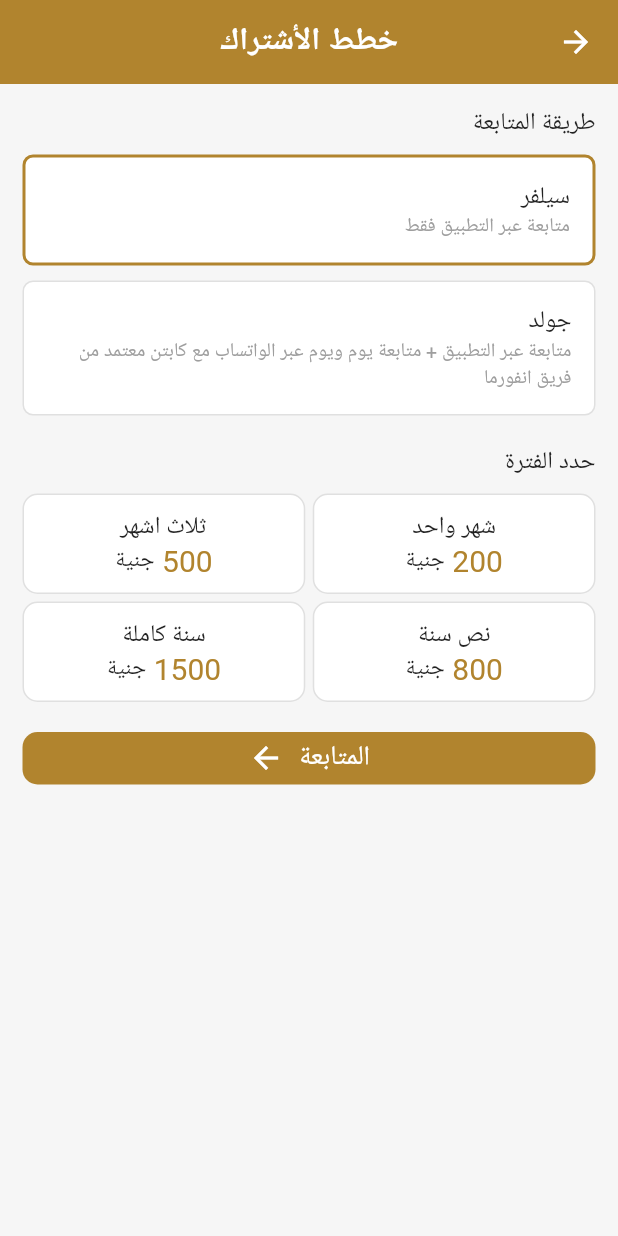
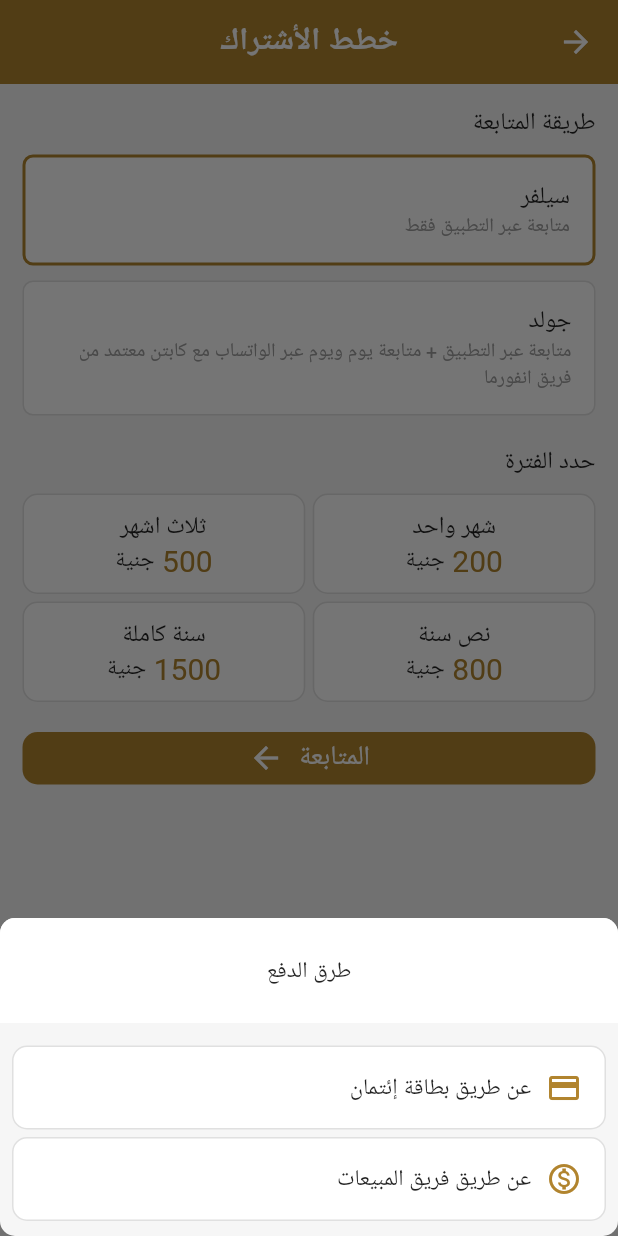
Before and after one commit to ArGendi/Informa, a Flutter app: the PremiumPackagesScreen screen opened by its route, after a tap on "المتابعة", on a phone screen of 412 x 824 dp. Run offline on Flutter 3.47's test engine with Material 2 defaults, Android fonts, the light colour scheme and no system bars; our stand-ins replace carousel_slider, cloud_firestore, country_code_picker, firebase_auth, firebase_core, flutter_countdown_timer and 14 more; missing offline and left inert: flutter_login_facebook; accounts and stored records are empty; Roboto replaces fonts that are missing (Cairo, CairoBold).

Commit message:
payment bottom sheet

```diff
--- a/lib/main.dart
+++ b/lib/main.dart
@@ -14,6 +14,7 @@ import 'package:informa/providers/recently_viewed_meals_provider.dart';
 import 'package:informa/providers/water_provider.dart';
 import 'package:informa/screens/challenges_screen.dart';
 import 'package:informa/screens/premium_packages_screen.dart';
+import 'package:informa/screens/sales_payment_screen.dart';
 import 'package:informa/screens/single_meal_screen.dart';
 import 'package:informa/screens/dummy.dart';
 import 'package:informa/screens/edit_profile_screen.dart';
@@ -98,7 +99,7 @@ class MyApp extends StatelessWidget {
           color: primaryColor,
         ),
       ),
-      home: initScreen == null ? WelcomeScreen() : SplashScreen(),
+      home: SalesPaymentScreen(),//initScreen == null ? WelcomeScreen() : SplashScreen(),
       routes: {
         MainRegisterScreen.id: (context) => MainRegisterScreen(),
         ResetPasswordScreen.id: (context) => ResetPasswordScreen(),
--- a/lib/screens/premium_packages_screen.dart
+++ b/lib/screens/premium_packages_screen.dart
@@ -3,6 +3,7 @@ import 'dart:async';
 import 'package:flutter/material.dart';
 import 'package:informa/providers/active_user_provider.dart';
 import 'package:informa/widgets/custom_button.dart';
+import 'package:informa/widgets/payment_bottom_sheet.dart';
 import 'package:informa/widgets/period_price_card.dart';
 import 'package:informa/widgets/program_card.dart';
 import 'package:informa/widgets/program_select_card.dart';
@@ -55,6 +56,19 @@ class _PremiumPackagesScreenState extends State<PremiumPackagesScreen> {
       else if(period == 12) return '3000';
     }
     return null.toString();
+  }
+
+  showPaymentBottomSheet(BuildContext context){
+    showModalBottomSheet(
+      context: context,
+      backgroundColor: bgColor,
+      shape: RoundedRectangleBorder(
+        borderRadius: BorderRadius.circular(borderRadius),
+      ),
+      builder: (BuildContext context) {
+        return PaymentBottomSheet();
+      },
+    );
   }
 
   @override
@@ -209,7 +223,9 @@ class _PremiumPackagesScreenState extends State<PremiumPackagesScreen> {
             SizedBox(height: 20,),
             CustomButton(
               text: 'المتابعة',
-              onClick: (){},
+              onClick: (){
+                showPaymentBottomSheet(context);
+              },
             )
           ],
         ),
--- /dev/null
+++ b/lib/widgets/payment_bottom_sheet.dart
@@ -0,0 +1,104 @@
+import 'package:flutter/cupertino.dart';
+import 'package:flutter/material.dart';
+
+import '../constants.dart';
+
+class PaymentBottomSheet extends StatefulWidget {
+  const PaymentBottomSheet({Key? key}) : super(key: key);
+
+  @override
+  _PaymentBottomSheetState createState() => _PaymentBottomSheetState();
+}
+
+class _PaymentBottomSheetState extends State<PaymentBottomSheet> {
+  @override
+  Widget build(BuildContext context) {
+    return Column(
+      mainAxisSize: MainAxisSize.min,
+      children: [
+        Container(
+          width: double.infinity,
+          height: 70,
+          decoration: BoxDecoration(
+            color: Colors.white,
+            borderRadius: BorderRadius.only(
+              topRight: Radius.circular(borderRadius),
+              topLeft: Radius.circular(borderRadius),
+            ),
+          ),
+          child: Center(
+            child: Text(
+              'طرق الدفع',
+              style: TextStyle(
+                fontFamily: 'CairoBold',
+              ),
+            ),
+          ),
+        ),
+        SizedBox(height: 15,),
+        InkWell(
+          borderRadius: BorderRadius.circular(borderRadius),
+          onTap: (){},
+          child: Padding(
+            padding: const EdgeInsets.symmetric(horizontal: 8.0),
+            child: Container(
+              decoration: BoxDecoration(
+                color: Colors.white,
+                borderRadius: BorderRadius.circular(borderRadius),
+                border: Border.all(color: Colors.grey.shade300,),
+              ),
+              child: Padding(
+                padding: const EdgeInsets.all(15.0),
+                child: Row(
+                  children: [
+                    Icon(
+                      Icons.credit_card,
+                      color: primaryColor,
+                    ),
+                    SizedBox(width: 10,),
+                    Text(
+                      'عن طريق بطاقة إئتمان',
+                      style: TextStyle(),
+                    ),
+                  ],
+                ),
+              ),
+            ),
+          ),
+        ),
+        SizedBox(height: 5,),
+        InkWell(
+          borderRadius: BorderRadius.circular(borderRadius),
+          onTap: (){},
+          child: Padding(
+            padding: const EdgeInsets.symmetric(horizontal: 8.0),
+            child: Container(
+              decoration: BoxDecoration(
+                color: Colors.white,
+                borderRadius: BorderRadius.circular(borderRadius),
+                border: Border.all(color: Colors.grey.shade300,),
+              ),
+              child: Padding(
+                padding: const EdgeInsets.all(15.0),
+                child: Row(
+                  children: [
+                    Icon(
+                      Icons.monetization_on_outlined,
+                      color: primaryColor,
+                    ),
+                    SizedBox(width: 10,),
+                    Text(
+                      'عن طريق فريق المبيعات',
+                      style: TextStyle(),
+                    ),
+                  ],
+                ),
+              ),
+            ),
+          ),
+        ),
+        SizedBox(height: 10,),
+      ],
+    );
+  }
+}
--- a/pubspec.yaml
+++ b/pubspec.yaml
@@ -21,6 +21,7 @@ environment:
   sdk: ">=2.12.0 <3.0.0"
 
 dependencies:
+  webview_flutter: ^2.0.13
   flutter_native_timezone: ^2.0.0
   rxdart: ^0.27.3
   flutter_local_notifications: ^9.1.5
```
Also changed, not shown: lib/screens/dummy.dart (+9 -20 lines), lib/screens/home_screen.dart (+35 -0 lines), lib/screens/sales_payment_screen.dart (added, +87 -0 lines), lib/services/payment_service.dart (added, +75 -0 lines), pubspec.lock.
